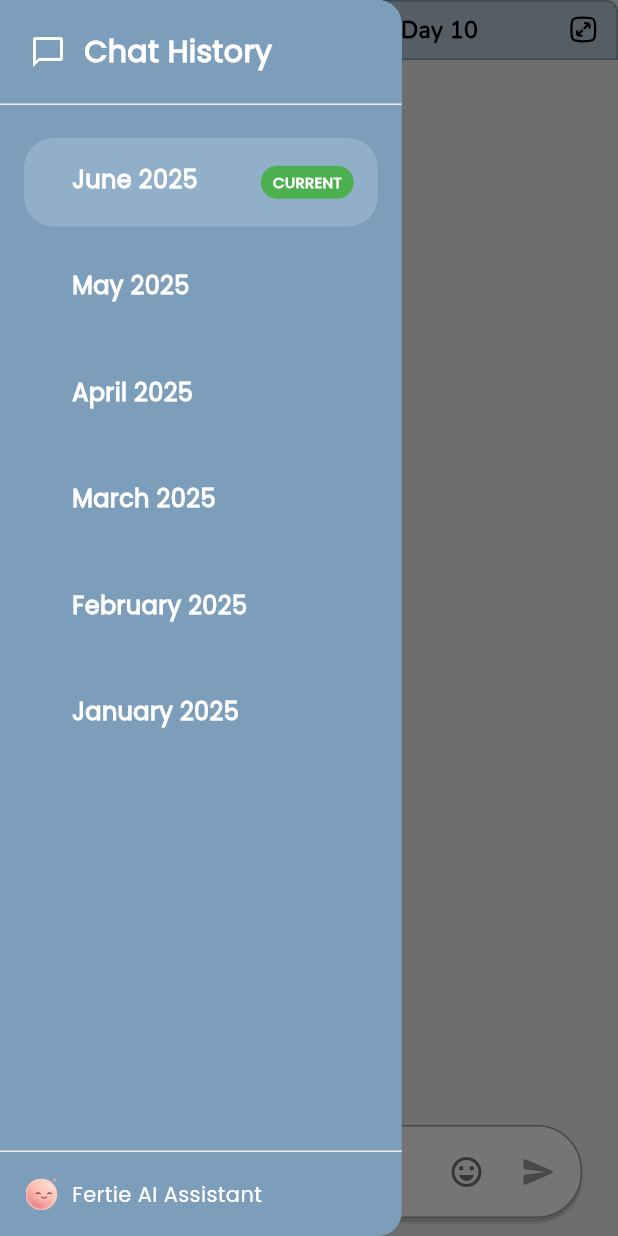
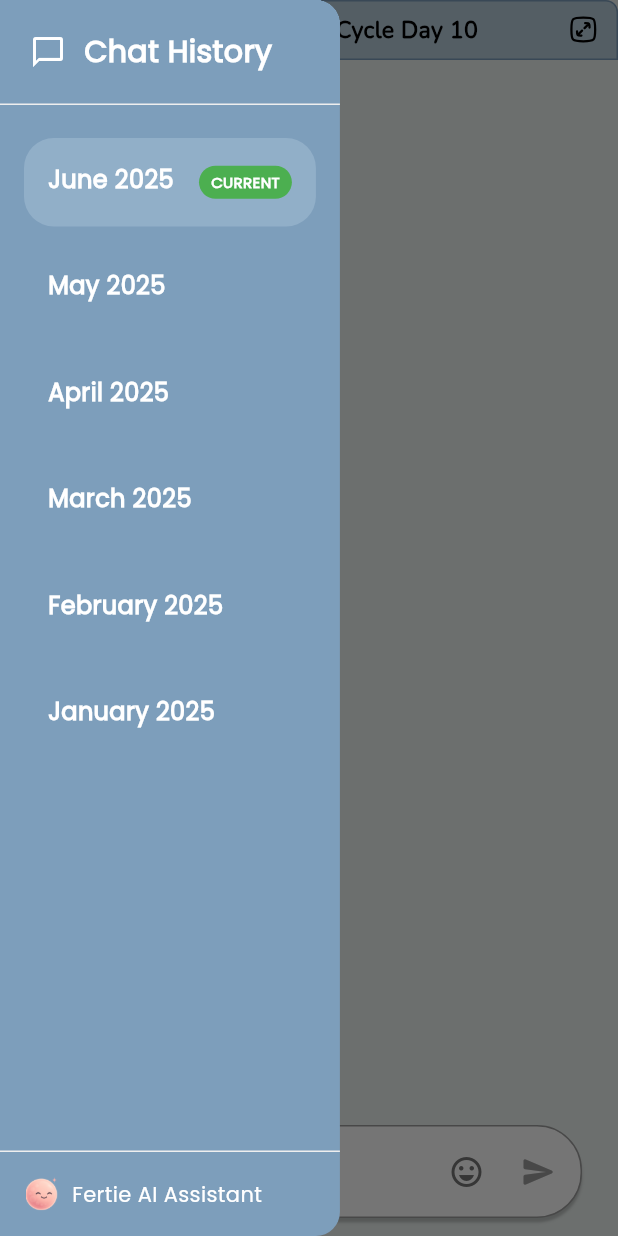
Before and after one commit to bdCalling-Sdt-hub/Fertie-App, a Flutter app: the ChatScreen screen opened by its route, with the side drawer open, on a phone screen of 412 x 824 dp. Run offline on Flutter 3.47's test engine with Material 3 defaults, Android fonts, the phone set to English and light mode, and no system bars; our stand-ins replace cached_network_image, connectivity_plus, dotted_border, emoji_picker_flutter, flutter_screenutil, flutter_spinkit and 12 more; missing offline and left inert: flutter_screen_lock, mime_type; accounts and stored records are empty; statements that could not run were skipped; project files that could hold a hidden picture were left out.

Commit message:
🔨 refactor

```diff
--- a/lib/views/screen/home/inbox/chat_screen.dart
+++ b/lib/views/screen/home/inbox/chat_screen.dart
@@ -9,6 +9,7 @@ import 'package:flutter/material.dart';
 import 'package:flutter_svg/flutter_svg.dart';
 import 'package:get/get.dart';
 import '../../../../utils/app_images.dart';
+import 'models/monthly_chat_item_model.dart';
 
 class ChatScreen extends StatefulWidget {
   final bool isFullScreen;
@@ -113,7 +114,7 @@ class ChatScreenState extends State<ChatScreen> {
   Widget _buildChatHistoryDrawer() {
     return Drawer(
       backgroundColor: AppColors.brandSecondaryColor,
-      width: MediaQuery.of(context).size.width * 0.65,
+      width: MediaQuery.of(context).size.width * 0.55,
       child: SafeArea(
         child: Column(
           children: [
@@ -213,21 +214,6 @@ class ChatScreenState extends State<ChatScreen> {
             padding: const EdgeInsets.all(16),
             child: Row(
               children: [
-                // MODIFIED: Updated icon container design
-                // Container(
-                //   padding: const EdgeInsets.all(12),
-                //   decoration: BoxDecoration(
-                //     color: isSelected ? Color(0xFF2196F3) : Color(0xFFF5F5F5),
-                //     borderRadius: BorderRadius.circular(12),
-                //   ),
-                //   child: Icon(
-                //     Icons.calendar_month_rounded,
-                //     color: isSelected ? Colors.white : Colors.grey[600],
-                //     size: 20,
-                //   ),
-                // ),
-                const SizedBox(width: 16),
-
                 // MODIFIED: Updated text styling to match screenshot
                 Expanded(
                   child: Column(
@@ -243,15 +229,6 @@ class ChatScreenState extends State<ChatScreen> {
                         ),
                       ),
                       const SizedBox(height: 4),
-                      // Text(
-                      //   monthChat.isCurrentMonth
-                      //       ? 'Current month • Active'
-                      //       : 'Last activity: ${_formatDate(monthChat.lastActivity)}',
-                      //   style: TextStyle(
-                      //     fontSize: 13,
-                      //     color: isSelected ? Color(0xFF1976D2).withOpacity(0.8) : Colors.grey[600],
-                      //   ),
-                      // ),
                     ],
                   ),
                 ),
@@ -273,12 +250,6 @@ class ChatScreenState extends State<ChatScreen> {
                       ),
                     ),
                   ),
-                // else
-                //   Icon(
-                //     Icons.chevron_right_rounded,
-                //     color: Colors.grey[400],
-                //     size: 20,
-                //   ),
               ],
             ),
           ),
@@ -403,18 +374,3 @@ class ChatScreenState extends State<ChatScreen> {
     );
   }
 }
-
-// KEPT: Model class for monthly chat items
-class MonthlyChatItem {
-  final String id;
-  final String monthName;
-  final bool isCurrentMonth;
-  final DateTime lastActivity;
-
-  MonthlyChatItem({
-    required this.id,
-    required this.monthName,
-    required this.isCurrentMonth,
-    required this.lastActivity,
-  });
-}
--- /dev/null
+++ b/lib/views/screen/home/inbox/models/monthly_chat_item_model.dart
@@ -0,0 +1,13 @@
+class MonthlyChatItem {
+  final String id;
+  final String monthName;
+  final bool isCurrentMonth;
+  final DateTime lastActivity;
+
+  MonthlyChatItem({
+    required this.id,
+    required this.monthName,
+    required this.isCurrentMonth,
+    required this.lastActivity,
+  });
+}
```
Also changed, not shown: lib/views/screen/home/inbox/controller/chat_controller.dart (+0 -7 lines).
